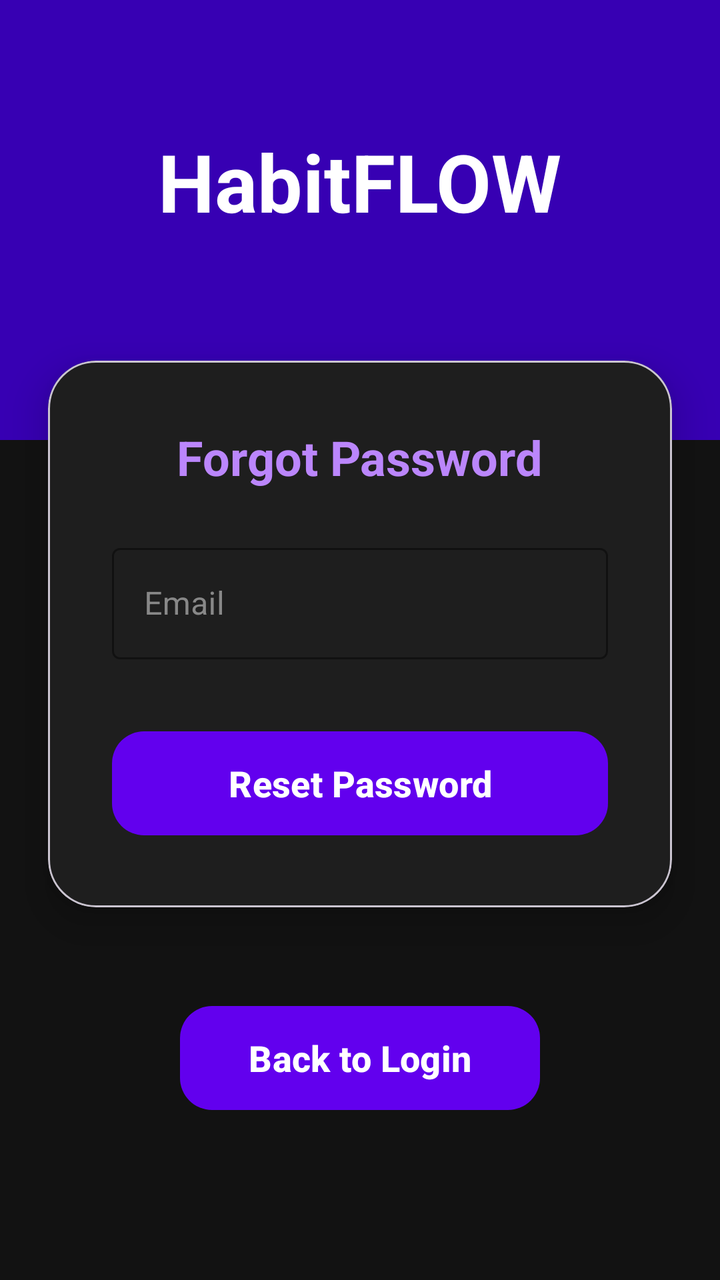
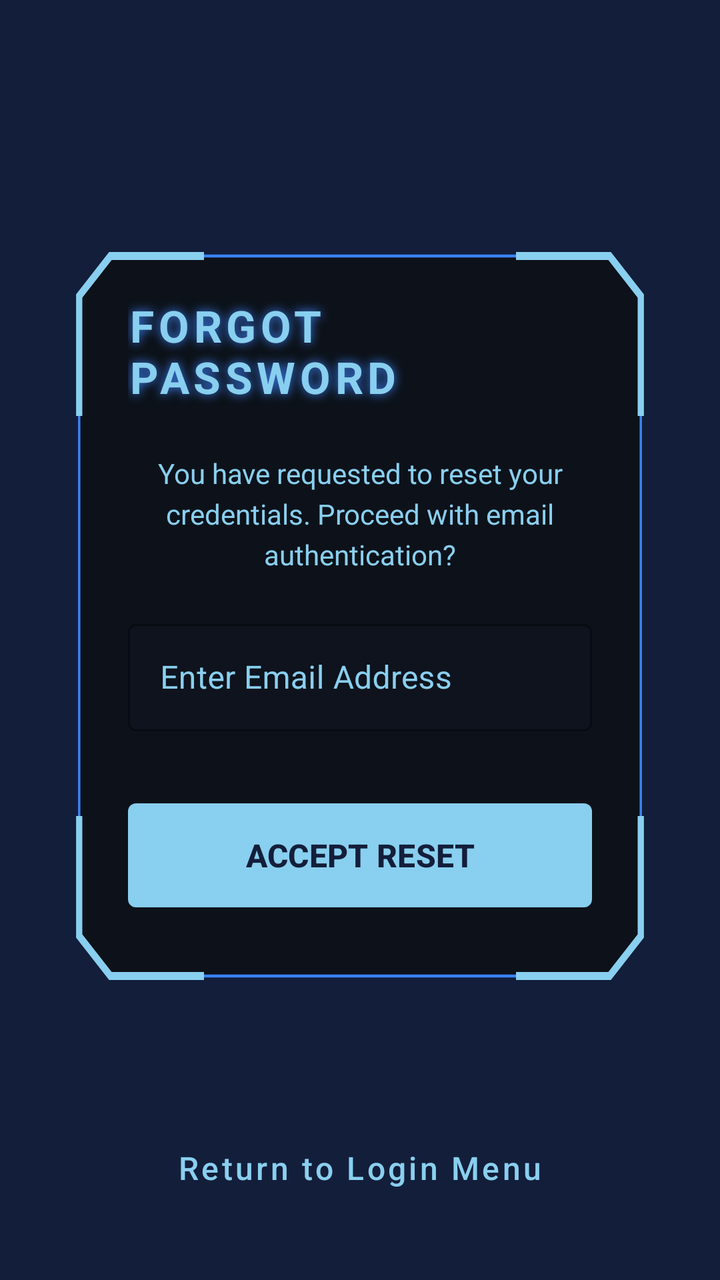

Before-and-after screenshots of an Android layout around one commit, followed by the original layout XML and the change that was made.
<!-- AndroidManifest.xml: application theme Theme.HabitFLOWS -->
<!-- res/layout/activity_forgot_password.xml -->
<?xml version="1.0" encoding="utf-8"?>
<androidx.constraintlayout.widget.ConstraintLayout xmlns:android="http://schemas.android.com/apk/res/android"
    xmlns:app="http://schemas.android.com/apk/res-auto"
    xmlns:tools="http://schemas.android.com/tools"
    android:id="@+id/main"
    android:layout_width="match_parent"
    android:layout_height="match_parent"
    android:background="@color/background_black"
    tools:context=".ForgotPassword">

    <View
        android:id="@+id/viewHeader"
        android:layout_width="match_parent"
        android:layout_height="220dp"
        android:background="@color/purple_700"
        app:layout_constraintTop_toTopOf="parent" />

    <TextView
        android:id="@+id/forgetPwdTitle"
        android:layout_width="wrap_content"
        android:layout_height="wrap_content"
        android:layout_marginTop="64dp"
        android:text="HabitFLOW"
        android:textColor="@color/white"
        android:textSize="40sp"
        android:textStyle="bold"
        app:layout_constraintEnd_toEndOf="parent"
        app:layout_constraintStart_toStartOf="parent"
        app:layout_constraintTop_toTopOf="parent" />

    <com.google.android.material.card.MaterialCardView
        android:id="@+id/loginCard"
        android:layout_width="match_parent"
        android:layout_height="wrap_content"
        android:layout_marginStart="24dp"
        android:layout_marginTop="-40dp"
        android:layout_marginEnd="24dp"
        app:cardBackgroundColor="@color/surface_dark"
        app:cardCornerRadius="24dp"
        app:cardElevation="12dp"
        app:layout_constraintTop_toBottomOf="@id/viewHeader">

        <LinearLayout
            android:layout_width="match_parent"
            android:layout_height="match_parent"
            android:orientation="vertical"
            android:padding="32dp">

            <TextView
                android:layout_width="wrap_content"
                android:layout_height="wrap_content"
                android:layout_gravity="center"
                android:layout_marginBottom="24dp"
                android:text="Forgot Password"
                android:textColor="@color/purple_200"
                android:textSize="24sp"
                android:textStyle="bold" />

            <com.google.android.material.textfield.TextInputLayout
                style="@style/Widget.MaterialComponents.TextInputLayout.OutlinedBox"
                android:layout_width="match_parent"
                android:layout_height="wrap_content"
                android:hint="Email"
                android:textColorHint="#888888"
                app:boxStrokeColor="@color/purple_500"
                app:hintTextColor="@color/purple_200"
                app:startIconTint="@color/purple_200">

                <com.google.android.material.textfield.TextInputEditText
                    android:id="@+id/forgetPwdEmail"
                    android:layout_width="match_parent"
                    android:layout_height="wrap_content"
                    android:inputType="textEmailAddress"
                    android:textColor="@color/white" />
            </com.google.android.material.textfield.TextInputLayout>

            <com.google.android.material.button.MaterialButton
                android:id="@+id/forgetPwdBtn"
                android:layout_width="match_parent"
                android:layout_height="60dp"
                android:layout_marginTop="32dp"
                android:text="Reset Password"
                android:textAllCaps="false"
                android:textSize="18sp"
                android:textStyle="bold"
                app:backgroundTint="@color/purple_500"
                app:cornerRadius="16dp" />

        </LinearLayout>
    </com.google.android.material.card.MaterialCardView>

    <com.google.android.material.button.MaterialButton
        android:id="@+id/forgetPwdBtnLogin"
        android:layout_width="180dp"
        android:layout_height="60dp"
        android:layout_marginTop="32dp"
        android:text="Back to Login"
        android:textAllCaps="false"
        android:textSize="18sp"
        android:textStyle="bold"
        app:backgroundTint="@color/purple_500"
        app:cornerRadius="16dp"
        app:layout_constraintBottom_toBottomOf="parent"
        app:layout_constraintEnd_toEndOf="parent"
        app:layout_constraintStart_toStartOf="parent"
        app:layout_constraintTop_toTopOf="parent"
        app:layout_constraintVertical_bias="0.852"/>

</androidx.constraintlayout.widget.ConstraintLayout>
<!-- resources referenced by this layout -->
<resources>
  <color name="background_black">#121212</color>
  <color name="purple_200">#FFBB86FC</color>
  <color name="purple_500">#FF6200EE</color>
  <color name="purple_700">#FF3700B3</color>
  <color name="surface_dark">#1E1E1E</color>
  <color name="white">#FFFFFFFF</color>
  <style name="Theme.HabitFLOWS" parent="Base.Theme.HabitFLOWS" />
  <style name="Base.Theme.HabitFLOWS" parent="Theme.Material3.DayNight.NoActionBar">
          
          
      </style>
</resources>

<!-- the commit's change to res/layout/activity_forgot_password.xml (unified diff, before → after) -->
@@ -5,105 +5,101 @@
     android:id="@+id/main"
     android:layout_width="match_parent"
     android:layout_height="match_parent"
-    android:background="@color/background_black"
+    android:background="@color/denim"
     tools:context=".ForgotPassword">
 
-    <View
-        android:id="@+id/viewHeader"
-        android:layout_width="match_parent"
-        android:layout_height="220dp"
-        android:background="@color/purple_700"
-        app:layout_constraintTop_toTopOf="parent" />
-
-    <TextView
-        android:id="@+id/forgetPwdTitle"
-        android:layout_width="wrap_content"
-        android:layout_height="wrap_content"
-        android:layout_marginTop="64dp"
-        android:text="HabitFLOW"
-        android:textColor="@color/white"
-        android:textSize="40sp"
-        android:textStyle="bold"
-        app:layout_constraintEnd_toEndOf="parent"
-        app:layout_constraintStart_toStartOf="parent"
-        app:layout_constraintTop_toTopOf="parent" />
-
-    <com.google.android.material.card.MaterialCardView
-        android:id="@+id/loginCard"
-        android:layout_width="match_parent"
+    
+    <LinearLayout
+        android:id="@+id/notificationContainer"
+        android:layout_width="0dp"
         android:layout_height="wrap_content"
         android:layout_marginStart="24dp"
-        android:layout_marginTop="-40dp"
         android:layout_marginEnd="24dp"
-        app:cardBackgroundColor="@color/surface_dark"
-        app:cardCornerRadius="24dp"
-        app:cardElevation="12dp"
-        app:layout_constraintTop_toBottomOf="@id/viewHeader">
-
-        <LinearLayout
-            android:layout_width="match_parent"
-            android:layout_height="match_parent"
-            android:orientation="vertical"
-            android:padding="32dp">
-
-            <TextView
-                android:layout_width="wrap_content"
-                android:layout_height="wrap_content"
-                android:layout_gravity="center"
-                android:layout_marginBottom="24dp"
-                android:text="Forgot Password"
-                android:textColor="@color/purple_200"
-                android:textSize="24sp"
-                android:textStyle="bold" />
-
-            <com.google.android.material.textfield.TextInputLayout
-                style="@style/Widget.MaterialComponents.TextInputLayout.OutlinedBox"
-                android:layout_width="match_parent"
-                android:layout_height="wrap_content"
-                android:hint="Email"
-                android:textColorHint="#888888"
-                app:boxStrokeColor="@color/purple_500"
-                app:hintTextColor="@color/purple_200"
-                app:startIconTint="@color/purple_200">
-
-                <com.google.android.material.textfield.TextInputEditText
-                    android:id="@+id/forgetPwdEmail"
-                    android:layout_width="match_parent"
-                    android:layout_height="wrap_content"
-                    android:inputType="textEmailAddress"
-                    android:textColor="@color/white" />
-            </com.google.android.material.textfield.TextInputLayout>
-
-            <com.google.android.material.button.MaterialButton
-                android:id="@+id/forgetPwdBtn"
-                android:layout_width="match_parent"
-                android:layout_height="60dp"
-                android:layout_marginTop="32dp"
-                android:text="Reset Password"
-                android:textAllCaps="false"
-                android:textSize="18sp"
-                android:textStyle="bold"
-                app:backgroundTint="@color/purple_500"
-                app:cornerRadius="16dp" />
-
-        </LinearLayout>
-    </com.google.android.material.card.MaterialCardView>
-
-    <com.google.android.material.button.MaterialButton
-        android:id="@+id/forgetPwdBtnLogin"
-        android:layout_width="180dp"
-        android:layout_height="60dp"
-        android:layout_marginTop="32dp"
-        android:text="Back to Login"
-        android:textAllCaps="false"
-        android:textSize="18sp"
-        android:textStyle="bold"
-        app:backgroundTint="@color/purple_500"
-        app:cornerRadius="16dp"
+        android:background="@drawable/system"
+        android:orientation="vertical"
+        android:padding="40dp"
         app:layout_constraintBottom_toBottomOf="parent"
         app:layout_constraintEnd_toEndOf="parent"
         app:layout_constraintStart_toStartOf="parent"
         app:layout_constraintTop_toTopOf="parent"
-        app:layout_constraintVertical_bias="0.852"/>
+        app:layout_constraintVertical_bias="0.45">
+
+        <TextView
+            android:id="@+id/forgetPwdTitle"
+            android:layout_width="wrap_content"
+            android:layout_height="wrap_content"
+            android:layout_gravity="center"
+            android:layout_marginBottom="24dp"
+            android:text="FORGOT PASSWORD"
+            android:textColor="@color/baby_blue"
+            android:textSize="22sp"
+            android:textStyle="bold"
+            android:letterSpacing="0.1"
+            android:shadowColor="@color/border"
+            android:shadowDx="0"
+            android:shadowDy="0"
+            android:shadowRadius="12" />
+
+        <TextView
+            android:layout_width="match_parent"
+            android:layout_height="wrap_content"
+            android:layout_marginBottom="20dp"
+            android:gravity="center"
+            android:text="You have requested to reset your credentials. Proceed with email authentication?"
+            android:textColor="@color/baby_blue"
+            android:textSize="14sp"
+            android:lineSpacingExtra="4dp" />
+
+        <com.google.android.material.textfield.TextInputLayout
+            style="@style/Widget.MaterialComponents.TextInputLayout.OutlinedBox"
+            android:layout_width="match_parent"
+            android:layout_height="wrap_content"
+            android:hint="Enter Email Address"
+            android:textColorHint="@color/baby_blue"
+            app:boxStrokeColor="@color/border"
+            app:hintTextColor="@color/baby_blue"
+            app:startIconTint="@color/baby_blue"
+            app:boxBackgroundColor="#1A131E3A">
+
+            <com.google.android.material.textfield.TextInputEditText
+                android:id="@+id/forgetPwdEmail"
+                android:layout_width="match_parent"
+                android:layout_height="wrap_content"
+                android:inputType="textEmailAddress"
+                android:textColor="@color/white"
+                android:paddingTop="16dp"
+                android:paddingBottom="16dp"/>
+        </com.google.android.material.textfield.TextInputLayout>
+
+        <com.google.android.material.button.MaterialButton
+            android:id="@+id/forgetPwdBtn"
+            android:layout_width="match_parent"
+            android:layout_height="60dp"
+            android:layout_marginTop="32dp"
+            android:text="ACCEPT RESET"
+            android:textAllCaps="true"
+            android:textSize="16sp"
+            android:textStyle="bold"
+            android:textColor="@color/denim"
+            app:backgroundTint="@color/baby_blue"
+            app:cornerRadius="4dp"
+            app:rippleColor="@color/border" />
+
+    </LinearLayout>
+
+    
+    <com.google.android.material.button.MaterialButton
+        android:id="@+id/forgetPwdBtnLogin"
+        style="@style/Widget.MaterialComponents.Button.TextButton"
+        android:layout_width="wrap_content"
+        android:layout_height="wrap_content"
+        android:layout_marginBottom="32dp"
+        android:text="Return to Login Menu"
+        android:textAllCaps="false"
+        android:textColor="@color/baby_blue"
+        android:textSize="16sp"
+        app:layout_constraintBottom_toBottomOf="parent"
+        app:layout_constraintEnd_toEndOf="parent"
+        app:layout_constraintStart_toStartOf="parent" />
 
 </androidx.constraintlayout.widget.ConstraintLayout>
<!-- resource entries referenced after the edit -->
@@ -1,12 +1,54 @@
 <!-- resources referenced by this layout -->
 <resources>
-  <color name="background_black">#121212</color>
-  <color name="purple_200">#FFBB86FC</color>
-  <color name="purple_500">#FF6200EE</color>
-  <color name="purple_700">#FF3700B3</color>
-  <color name="surface_dark">#1E1E1E</color>
+  <color name="baby_blue">#89CFEF</color>
+  <color name="border">#3B82F6</color>
+  <color name="denim">#131E3A</color>
   <color name="white">#FFFFFFFF</color>
+  <!-- drawable system (drawable) -->
+  <?xml version="1.0" encoding="utf-8"?>
+  <vector xmlns:android="http://schemas.android.com/apk/res/android"
+      android:width="400dp"
+      android:height="400dp"
+      android:viewportWidth="400"
+      android:viewportHeight="400">
+  
+      
+      <path
+          android:fillAlpha="0.9"
+          android:fillColor="@color/background"
+          android:pathData="M40,20 L360,20 L380,40 L380,360 L360,380 L40,380 L20,360 L20,40 Z" />
+  
+      
+      <path
+          android:strokeColor="@color/border"
+          android:strokeWidth="1.5"
+          android:pathData="M40,20 L360,20 L380,40 L380,360 L360,380 L40,380 L20,360 L20,40 Z" />
+  
+      
+      <path
+          android:strokeColor="@color/baby_blue"
+          android:strokeWidth="4"
+          android:strokeLineCap="butt"
+          android:pathData="M20,100 V40 L40,20 H100" />
+      <path
+          android:strokeColor="@color/baby_blue"
+          android:strokeWidth="4"
+          android:strokeLineCap="butt"
+          android:pathData="M300,20 H360 L380,40 V100" />
+      <path
+          android:strokeColor="@color/baby_blue"
+          android:strokeWidth="4"
+          android:strokeLineCap="butt"
+          android:pathData="M20,300 V360 L40,380 H100" />
+      <path
+          android:strokeColor="@color/baby_blue"
+          android:strokeWidth="4"
+          android:strokeLineCap="butt"
+          android:pathData="M300,380 H360 L380,360 V300" />
+  
+  </vector>
   <style name="Theme.HabitFLOWS" parent="Base.Theme.HabitFLOWS" />
+  <color name="background">#0D1117</color>
   <style name="Base.Theme.HabitFLOWS" parent="Theme.Material3.DayNight.NoActionBar">
           
           
